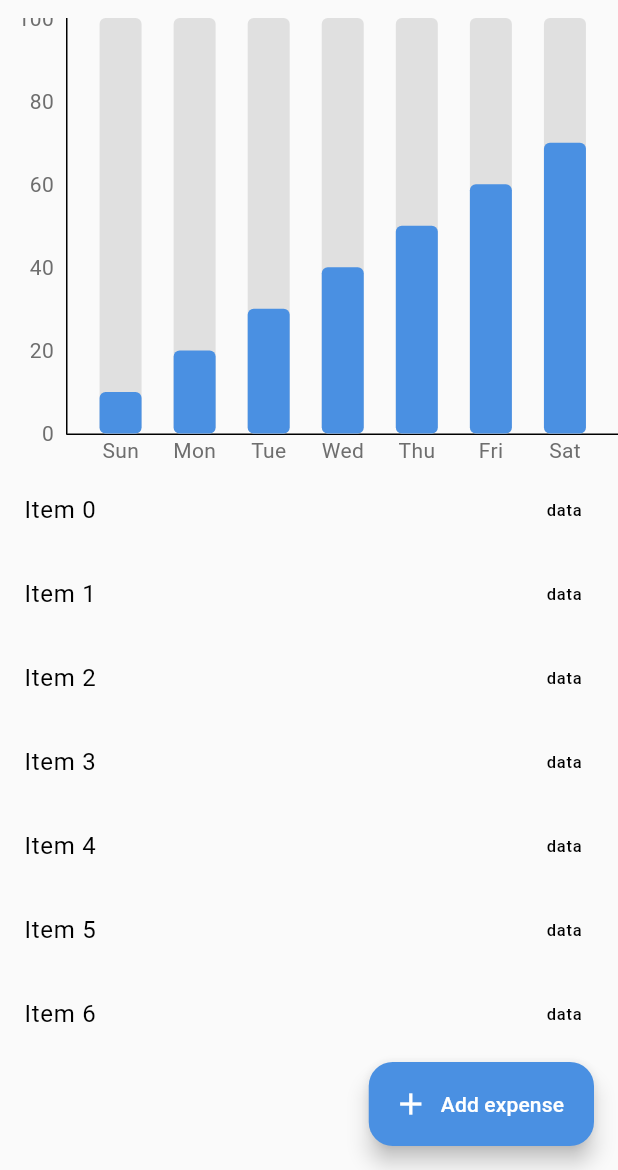
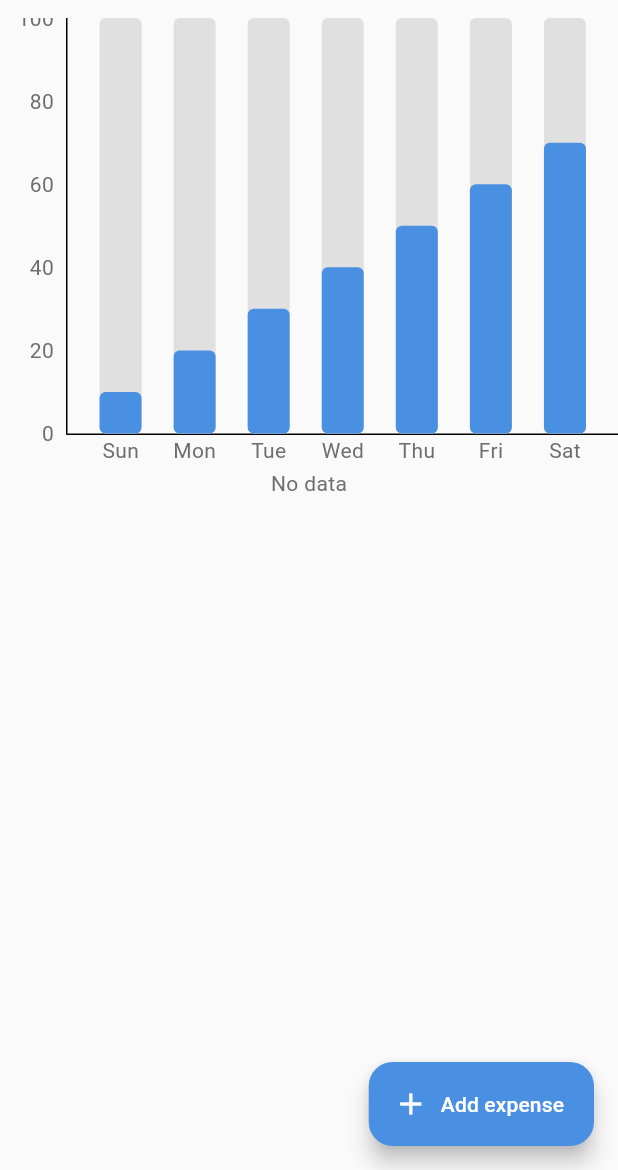
Before and after one commit to marufrobin/Minimal_Expense_Tracker, a Flutter app: the screen it shows after launch, on a phone screen of 412 x 824 dp, the part 66-1236 px from its top. Run offline on Flutter 3.47's test engine with Material 3 defaults, Android fonts, the light colour scheme and no system bars; drawn by our look-alikes of fl_chart, flutter_slidable; our stand-ins replace bloc, equatable, flutter_bloc, isar; accounts and stored records are empty; generated files the repository leaves out were written again.

Commit message:
Refactor ExpanseListWidget: Integrate Bloc for state management and update item display logic

```diff
--- a/lib/screens/expanse_list/expanse_list.widget.dart
+++ b/lib/screens/expanse_list/expanse_list.widget.dart
@@ -1,5 +1,8 @@
 import 'package:flutter/material.dart';
+import 'package:flutter_bloc/flutter_bloc.dart';
 import 'package:flutter_slidable/flutter_slidable.dart';
+
+import '../../bloc/expanse_bloc/expanse_bloc.dart';
 
 class ExpanseListWidget extends StatelessWidget {
   const ExpanseListWidget({super.key});
@@ -8,16 +11,53 @@ class ExpanseListWidget extends StatelessWidget {
   Widget build(BuildContext context) {
     final theme = Theme.of(context);
     final color = theme.colorScheme;
+    return BlocBuilder<ExpanseBloc, ExpanseState>(
+      builder: (context, state) {
         return ListView.builder(
-      itemCount: 10,
+          itemCount: state is ExpenseLoaded ? state.expenses.length : 1,
           shrinkWrap: true,
           itemBuilder: (context, index) {
+            if (state is ExpenseLoaded) {
+              return _body(
+                color: color,
+                id: state.expenses[index].id,
+                title: state.expenses[index].name,
+                trailing: state.expenses[index].amount?.toString(),
+              );
+            } else if (state is ExpenseLoading) {
+              return const Center(child: CircularProgressIndicator());
+            } else if (state is ExpenseError) {
+              return const Center(child: Text('Error'));
+            } else if (state is ExpenseOperationSuccess) {
+              return _body(
+                color: color,
+                id: state.expenses[index].id,
+                title: state.message,
+                trailing: state.expenses[index].amount?.toString(),
+              );
+            } else {
+              return const Center(child: Text('No data'));
+            }
+          },
+        );
+      },
+    );
+  }
+
+  Slidable _body({
+    required ColorScheme color,
+    required int id,
+    required String? title,
+    required String? trailing,
+  }) {
     return Slidable(
       endActionPane: ActionPane(
         motion: StretchMotion(),
         children: [
           SlidableAction(
-                onPressed: (context) {},
+            onPressed: (context) {
+              context.read<ExpanseBloc>().add(DeleteExpenseEvent(id));
+            },
             backgroundColor: color.onSurface.withValues(alpha: 0.1),
             foregroundColor: color.onSurface,
             borderRadius: BorderRadius.circular(8),
@@ -32,9 +72,10 @@ class ExpanseListWidget extends StatelessWidget {
           ),
         ],
       ),
-          child: ListTile(title: Text('Item $index'), trailing: Text("data")),
-        );
-      },
+      child: ListTile(
+        title: Text(title ?? "No data"),
+        trailing: Text(trailing ?? "No data"),
+      ),
     );
   }
 }
```
Lines whose indentation alone changed are shown as unchanged.
